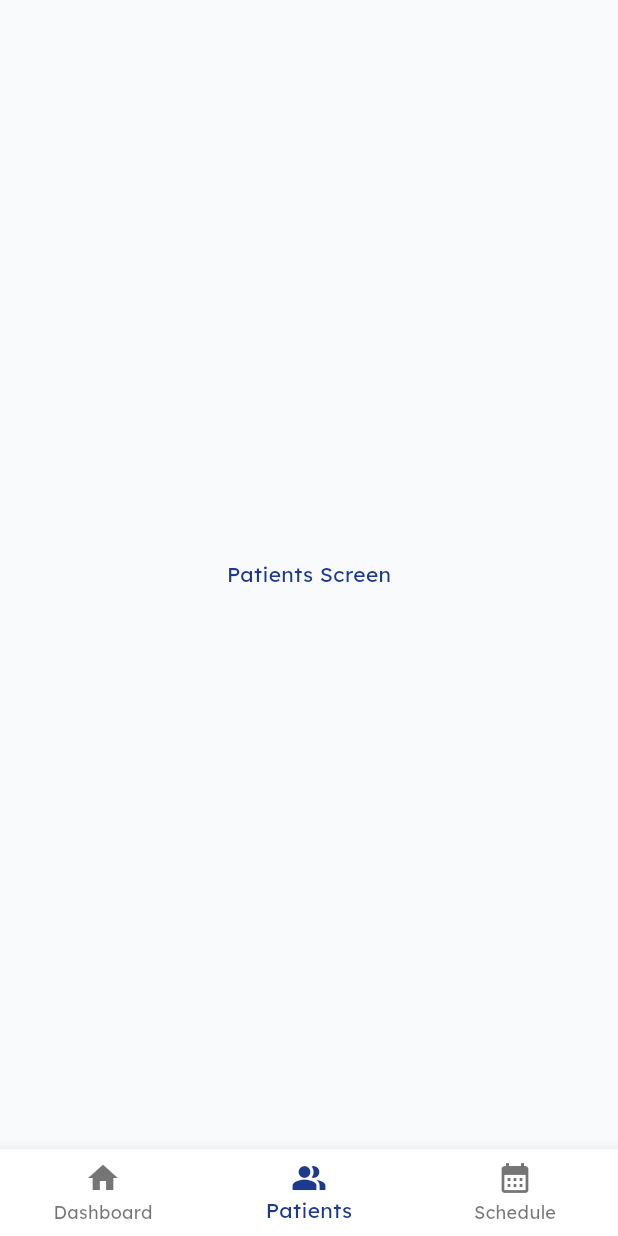
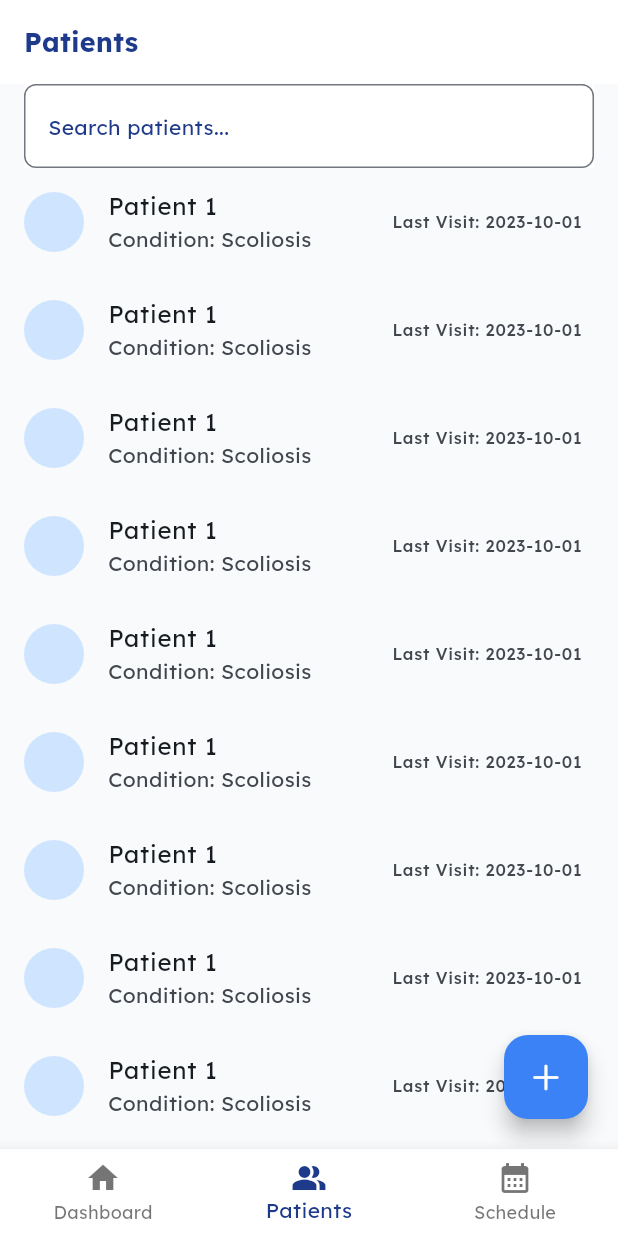
Before and after one commit to DewminaUdayashan/ayur-scoliosis-management, a Flutter app: the screen it shows after launch, item 2 of the bottom bar chosen, on a phone screen of 412 x 824 dp. Run offline on Flutter 3.47's test engine with Material 3 defaults, Android fonts, the phone set to English and light mode, and no system bars; our stand-ins replace flutter_hooks, go_router, google_fonts, hooks_riverpod, pinput, riverpod_annotation; generated files the repository leaves out were written again.

Commit message:
feat: practitioner patients page UI

```diff
--- a/lib/pages/practitioner/dashboard/widgets/appointment_card.dart
+++ b/lib/pages/practitioner/dashboard/widgets/appointment_card.dart
@@ -2,6 +2,7 @@ import 'package:ayur_scoliosis_management/core/constants/size.dart'
     show radius8;
 import 'package:ayur_scoliosis_management/core/extensions/theme.dart';
 import 'package:ayur_scoliosis_management/core/theme.dart';
+import 'package:ayur_scoliosis_management/widgets/patient_profile_avatar.dart';
 import 'package:flutter/cupertino.dart';
 import 'package:flutter/material.dart';
 
@@ -17,7 +18,7 @@ class AppointmentCard extends StatelessWidget {
       child: ListTile(
         tileColor: Colors.white,
         shape: RoundedRectangleBorder(borderRadius: radius8),
-        leading: CircleAvatar(),
+        leading: PatientProfileAvatar(),
         title: Text('Patient Name'),
         subtitle: Row(
           spacing: 4,
--- /dev/null
+++ b/lib/pages/practitioner/patients/practitioner_patients.dart
@@ -0,0 +1,74 @@
+import 'package:ayur_scoliosis_management/core/constants/size.dart';
+import 'package:ayur_scoliosis_management/core/extensions/size.dart';
+import 'package:ayur_scoliosis_management/core/extensions/theme.dart';
+import 'package:ayur_scoliosis_management/core/extensions/widgets.dart';
+import 'package:ayur_scoliosis_management/core/theme.dart';
+import 'package:ayur_scoliosis_management/widgets/app_text_field.dart';
+import 'package:ayur_scoliosis_management/widgets/patient_profile_avatar.dart';
+import 'package:flutter/cupertino.dart';
+import 'package:flutter/material.dart';
+import 'package:hooks_riverpod/hooks_riverpod.dart';
+
+class PractitionerPatients extends HookConsumerWidget {
+  const PractitionerPatients({super.key});
+  @override
+  Widget build(BuildContext context, WidgetRef ref) {
+    return SizedBox(
+      width: context.width,
+      height: context.height,
+      child: Stack(
+        children: [
+          Positioned.fill(
+            child: CustomScrollView(
+              slivers: [
+                SliverAppBar(
+                  centerTitle: false,
+                  title: Text(
+                    'Patients',
+                    style: context.textTheme.titleMedium?.copyWith(
+                      fontWeight: FontWeight.bold,
+                      fontSize: 18,
+                    ),
+                  ),
+                  backgroundColor: Colors.white,
+                  floating: true,
+                  snap: true,
+                  pinned: true,
+                ),
+                Padding(
+                  padding: horizontalPadding,
+                  child: AppTextField(hintText: 'Search patients...'),
+                ).sliverToBoxAdapter,
+                SliverList.builder(
+                  itemCount: 40,
+                  itemBuilder: (context, index) {
+                    return ListTile(
+                      leading: PatientProfileAvatar(),
+                      title: Text('Patient 1'),
+                      subtitle: Text('Condition: Scoliosis'),
+                      trailing: Text('Last Visit: 2023-10-01'),
+                      onTap: () {
+                        // Navigate to patient details
+                      },
+                    );
+                  },
+                ),
+              ],
+            ),
+          ),
+          Positioned(
+            bottom: 20,
+            right: 20,
+            child: FloatingActionButton(
+              onPressed: () {
+                // Action to add a new patient
+              },
+              backgroundColor: AppTheme.accent,
+              child: Icon(CupertinoIcons.add, color: Colors.white),
+            ),
+          ),
+        ],
+      ),
+    );
+  }
+}
--- a/lib/providers/page/page.dart
+++ b/lib/providers/page/page.dart
@@ -1,5 +1,6 @@
 import 'package:ayur_scoliosis_management/models/page/page.dart';
 import 'package:ayur_scoliosis_management/pages/practitioner/dashboard/practitioner_dashboard.dart';
+import 'package:ayur_scoliosis_management/pages/practitioner/patients/practitioner_patients.dart';
 import 'package:flutter/material.dart' hide Page;
 import 'package:hooks_riverpod/hooks_riverpod.dart';
 import 'package:riverpod_annotation/riverpod_annotation.dart';
@@ -19,7 +20,7 @@ List<Page> page(Ref ref) {
       id: 2,
       label: 'Patients',
       icon: Icons.people_alt_sharp,
-      page: Center(child: Text('Patients Screen')),
+      page: PractitionerPatients(),
     ),
     Page(
       id: 3,
--- a/lib/widgets/app_text_field.dart
+++ b/lib/widgets/app_text_field.dart
@@ -7,7 +7,7 @@ class AppTextField extends StatelessWidget {
     super.key,
     this.controller,
     required this.hintText,
-    required this.labelText,
+    this.labelText,
     this.keyboardType,
     this.textInputAction,
     this.obscureText = false,
@@ -17,7 +17,7 @@ class AppTextField extends StatelessWidget {
   });
   final TextEditingController? controller;
   final String hintText;
-  final String labelText;
+  final String? labelText;
   final TextInputType? keyboardType;
   final TextInputAction? textInputAction;
   final bool obscureText;
@@ -30,8 +30,7 @@ class AppTextField extends StatelessWidget {
     return Column(
       crossAxisAlignment: CrossAxisAlignment.start,
       children: [
-        Text(labelText),
-        SizedBox(height: 6),
+        if (labelText != null) ...[Text(labelText!), SizedBox(height: 6)],
         Container(
           color: Colors.white,
           child: TextFormField(
--- /dev/null
+++ b/lib/widgets/patient_profile_avatar.dart
@@ -0,0 +1,10 @@
+import 'package:flutter/material.dart';
+
+class PatientProfileAvatar extends StatelessWidget {
+  const PatientProfileAvatar({super.key});
+
+  @override
+  Widget build(BuildContext context) {
+    return CircleAvatar();
+  }
+}
```
